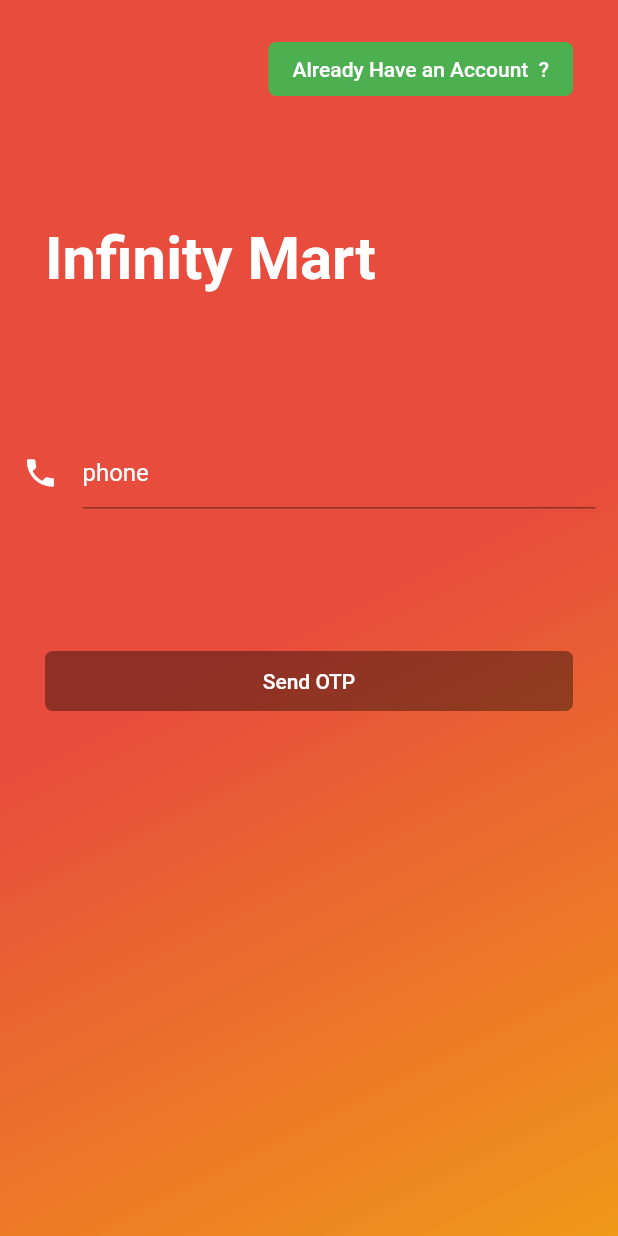
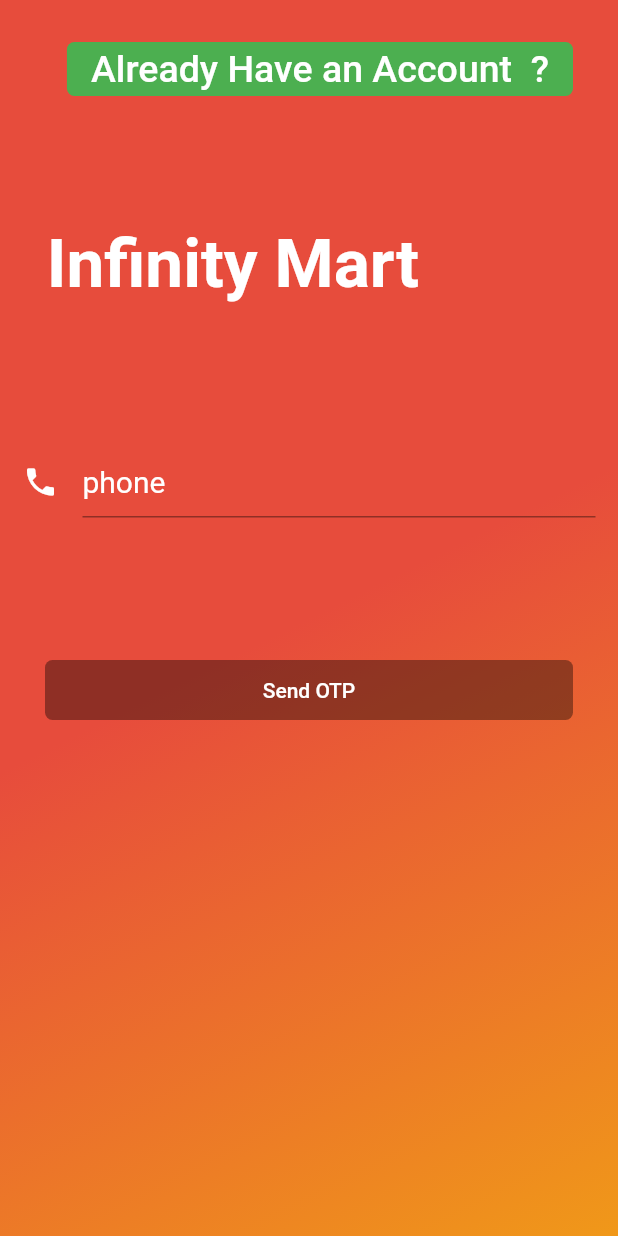
Before and after one commit to VivekTangirala/E-commerce, a Flutter app: the screen it shows after launch, after a tap on an icon or button, on a phone screen of 412 x 824 dp. Run offline on Flutter 3.47's test engine with Material 2 defaults, Android fonts, the light colour scheme and no system bars; our stand-ins replace badges, bottom_navy_bar, cached_network_image, carousel_pro, eva_icons_flutter, google_fonts and 1 more; network calls fail; Roboto replaces fonts that are missing (DM_Sans).

Commit message:
changes are made

```diff
--- a/lib/Homepage/just_for_you.dart
+++ b/lib/Homepage/just_for_you.dart
@@ -103,7 +103,7 @@
   Widget build(BuildContext context) {
     return Scaffold(
         appBar: AppBar(
-          title: Text('Second'),
+          title: Text("Second",style:Theme.of(context).textTheme.caption,),
         ),
         body: Text(value));
   }
--- a/lib/Login/login.dart
+++ b/lib/Login/login.dart
@@ -40,17 +40,19 @@
       body: Container(
         decoration: BoxDecoration(
           gradient: LinearGradient(
-              colors: [Color(0xFFe74c3c), Color(0xFFF09819)],
+              colors: [Colors.orange[300], Colors.white],
               begin: Alignment.center,
               end: Alignment.bottomRight),
         ),
         child: _isLoading
-            ? Center(child: CircularProgressIndicator(backgroundColor: Colors.white,))
+            ? Center(
+                child: CircularProgressIndicator(
+                backgroundColor: Colors.white,
+              ))
             : ListView(
                 children: <Widget>[
                   skipSection(),
                   Align(
-
                     alignment: Alignment.center,
                     child: headerSection(),
                   ),
@@ -73,11 +75,10 @@
         margin: EdgeInsets.only(top: 20.0, bottom: 15),
         padding: EdgeInsets.symmetric(horizontal: 20.0, vertical: 30.0),
         child: Container(
-          child: Text(" Infinity Mart",
-              style: TextStyle(
-                  color: Colors.white,
-                  fontSize: 40.0,
-                  fontWeight: FontWeight.bold)),
+          child: Text(
+            " Infinity Mart",
+            style: Theme.of(context).textTheme.headline1,
+          ),
         ));
   }
 
@@ -108,14 +109,13 @@
           builder: (context) {
             return CupertinoAlertDialog(
               title: Text("Error",
-                  style: TextStyle(fontSize: 25, fontWeight: FontWeight.bold)),
+                  style: Theme.of(context).textTheme.headline4),
               content: Text(
                 "Invalid Credintials",
-                style: TextStyle(fontSize: 20),
+                style: Theme.of(context).textTheme.headline5,
               ),
             );
           });
-
     }
   }
 
@@ -151,7 +151,7 @@
             style: TextStyle(color: Colors.white),
             decoration: InputDecoration(
               icon: Icon(Icons.lock, color: Colors.white),
-              hintText: "Password",
+              hintText: "data",
               border: UnderlineInputBorder(
                   borderSide: BorderSide(color: Colors.white)),
               hintStyle: TextStyle(color: Colors.white),
@@ -177,11 +177,13 @@
           Navigator.of(context).pushAndRemoveUntil(
               MaterialPageRoute(builder: (BuildContext context) => BottomNav()),
               (Route<dynamic> route) => false);
-      }
-            ,
+        },
         elevation: 0.0,
-            color: Colors.green,
-            child: Text("Skip Login", style: TextStyle(color: Colors.white)),
+        color: Colors.white,
+        child: Text(
+          "Skip Login",
+          style: Theme.of(context).textTheme.bodyText2,
+        ),
         shape: RoundedRectangleBorder(borderRadius: BorderRadius.circular(5.0)),
       ),
     );
@@ -203,8 +205,8 @@
                 signIn(phoneController.text, passwordController.text);
               },
         elevation: 0.0,
-        color: Colors.green,
-        child: Text("Sign In", style: TextStyle(color: Colors.white)),
+        color: Colors.white,
+        child: Text("Sign In", style: Theme.of(context).textTheme.headline6),
         shape: RoundedRectangleBorder(borderRadius: BorderRadius.circular(5.0)),
       ),
     );
@@ -224,10 +226,11 @@
           );
         },
         elevation: 0.0,
-        color: Colors.green,
-        child: Text("Create New Account   ?",
-            style: TextStyle(color: Colors.white)),
-
+        color: Colors.white,
+        child: Text(
+          "Create New Account   ?",
+          style: Theme.of(context).textTheme.bodyText2,
+        ),
         shape: RoundedRectangleBorder(borderRadius: BorderRadius.circular(5.0)),
       ),
     );
--- a/lib/Login/phone_number.dart
+++ b/lib/Login/phone_number.dart
@@ -51,10 +51,7 @@
       margin: EdgeInsets.only(top: 50.0, bottom: 15),
       padding: EdgeInsets.symmetric(horizontal: 20.0, vertical: 30.0),
       child: Text(" Infinity Mart",
-          style: TextStyle(
-              color: Colors.white,
-              fontSize: 40.0,
-              fontWeight: FontWeight.bold)),
+              style: Theme.of(context).textTheme.headline1,),
     );
   }
 
@@ -85,11 +82,11 @@
           context: context,
           builder: (context) {
             return CupertinoAlertDialog(
-              title: Text("Error",
-                  style: TextStyle(fontSize: 25, fontWeight: FontWeight.bold)),
+              title: Text(" Error",
+              style: Theme.of(context).textTheme.headline4,),
               content: Text(
                 "${jsonResponse["detail"]}",
-                style: TextStyle(fontSize: 20),
+                 style: Theme.of(context).textTheme.headline5,
               ),
             );
           });
@@ -156,11 +153,10 @@
                       builder: (context) {
                         return CupertinoAlertDialog(
                           title: Text("Error",
-                              style: TextStyle(
-                                  fontSize: 25, fontWeight: FontWeight.bold)),
+                               style: Theme.of(context).textTheme.headline4,),
                           content: Text(
                             "Invalid Number",
-                            style: TextStyle(fontSize: 20),
+                             style: Theme.of(context).textTheme.headline5,
                           ),
                         );
                       });
@@ -192,7 +188,7 @@
         elevation: 0.0,
         color: Colors.green,
         child: Text("Already Have an Account  ?",
-            style: TextStyle(color: Colors.white)),
+             style: Theme.of(context).textTheme.headline4,),
         shape: RoundedRectangleBorder(borderRadius: BorderRadius.circular(5.0)),
       ),
     );
--- a/lib/Login/splash_screen.dart
+++ b/lib/Login/splash_screen.dart
@@ -32,7 +32,6 @@
           MaterialPageRoute(builder: (BuildContext context) => BottomNav()),
           (Route<dynamic> route) => false);
     } else {
-
       Navigator.of(context).pushReplacement(
           new MaterialPageRoute(builder: (context) => new LoginPage()));
     }
@@ -46,23 +45,34 @@
         body: Container(
       decoration: BoxDecoration(
         gradient: LinearGradient(
-                  colors: [Color(0xFFe74c3c), Color(0xFFF09819)],
+            colors: [Colors.orange[300], Colors.white],
             begin: Alignment.center,
             end: Alignment.bottomRight),
       ),
-            child: headerSection()));
+      child: Center(
+        child: headerSection(context),
+      ),
+    ));
   }
 }
 
-Container headerSection() {
+Container headerSection(BuildContext context) {
   return Container(
       //margin: EdgeInsets.only(top: 50.0, bottom: 15),
-      padding: EdgeInsets.symmetric(horizontal: 20.0, vertical: 30.0),
+      padding: EdgeInsets.symmetric(horizontal: 30.0, vertical: 30.0),
       child: Center(
-        child: Text(" Infinity Mart",
-            style: TextStyle(
-                color: Colors.white,
-                fontSize: 45.0,
-                fontWeight: FontWeight.bold)),
+        child: Row(
+          mainAxisAlignment: MainAxisAlignment.spaceBetween,
+          children: <Widget>[
+            Text(
+              " Infinity Mart",
+              style: Theme.of(context).textTheme.headline1,
+            ),
+            Icon(
+              Icons.shopping_cart,
+              size: 50.0,
+            )
+          ],
+        ),
       ));
 }
--- /dev/null
+++ b/lib/Themes.dart
@@ -0,0 +1,84 @@
+import 'package:flutter/material.dart';
+
+ThemeData basicTheme() {
+  TextTheme _basictext(TextTheme base) {
+    return base.copyWith(
+      headline1: base.headline1.copyWith(
+        fontFamily: "DM_Sans",
+        color: Colors.white,
+        fontSize: 45.0,
+        fontWeight: FontWeight.w600,
+      ),
+      headline2: base.headline2.copyWith(
+        fontFamily: "DM_Sans",
+        color: Colors.white,
+        fontSize: 40.0,
+        fontWeight: FontWeight.w400,
+      ),
+      headline3: base.headline3.copyWith(
+        fontFamily: "DM_Sans",
+        color: Colors.white,
+        fontSize: 30.0,
+        fontWeight: FontWeight.w500,
+      ),
+      headline4: base.headline4.copyWith(
+        fontFamily: "DM_Sans",
+        color: Colors.white,
+        fontSize: 25.0,
+        fontWeight: FontWeight.w500,
+      ),
+      headline5: base.headline5.copyWith(
+        fontFamily: "DM_Sans",
+        color: Colors.white,
+        fontSize: 20.0,
+        fontWeight: FontWeight.w400,
+      ),
+      headline6: base.headline6.copyWith(
+        fontFamily: "DM_Sans",
+        color: Colors.white,
+        fontSize: 15.0,
+        fontWeight: FontWeight.w400,
+      ),
+      subtitle1: base.subtitle1.copyWith(
+        fontFamily: "DM_Sans",
+        color: Colors.white,
+        fontSize: 20.0,
+        fontWeight: FontWeight.w400,
+      ),
+      subtitle2: base.subtitle2.copyWith(
+        fontFamily: "DM_Sans",
+        color: Colors.white,
+        fontSize: 15.0,
+        fontWeight: FontWeight.w400,
+      ),
+      bodyText1: base.bodyText1.copyWith(
+        fontFamily: "DM_Sans",
+        color: Colors.black,
+        fontSize: 20.0,
+        fontWeight: FontWeight.w600,
+      ),
+      bodyText2: base.bodyText2.copyWith(
+        fontFamily: "DM_Sans",
+        color: Colors.grey[800],
+        fontSize: 16.0,
+        fontWeight: FontWeight.w600,
+      ),
+      caption: base.caption.copyWith(
+        fontFamily: "DM_Sans",
+        color: Colors.grey[800],
+        fontSize: 20.0,
+        fontWeight: FontWeight.w500,
+      ),
+    );
+  }
+
+  final ThemeData base = ThemeData.light();
+  return base.copyWith(
+      textTheme: _basictext(base.textTheme),
+      primaryColor: Colors.white,
+      visualDensity: VisualDensity.adaptivePlatformDensity,
+      iconTheme: IconThemeData(
+        color: Colors.white,
+        size: 20.0,
+      ));
+}
--- a/lib/main.dart
+++ b/lib/main.dart
@@ -1,5 +1,6 @@
 import 'dart:io';
 
+import 'package:ecom/Themes.dart';
 import 'package:flutter/foundation.dart';
 import 'package:flutter/material.dart';
 import 'Login/splash_screen.dart';
@@ -18,13 +19,7 @@
   Widget build(BuildContext context) {
     return MaterialApp(
         title: 'Think Big',
-        theme: ThemeData(
-          primarySwatch: Colors.red,
-          // This makes the visual density adapt to the platform that you run
-          // the app on. For desktop platforms, the controls will be smaller and
-          // closer together (more dense) than on mobile platforms.
-          visualDensity: VisualDensity.adaptivePlatformDensity,
-        ),
+        theme: basicTheme(),
         home: SplashScreen());
   }
 }
```
Also changed, not shown: lib/Homepage/category.dart (+23 -15 lines), lib/Homepage/homefragment.dart (+28 -11 lines), lib/Login/otp.dart (+23 -26 lines), lib/Login/register.dart (+8 -14 lines), lib/Receipe/details.dart (+5 -17 lines), lib/Receipe/list_view.dart (+12 -11 lines), lib/bottom_nav.dart (+6 -9 lines), pubspec.lock. Lines whose indentation alone changed are shown as unchanged.
